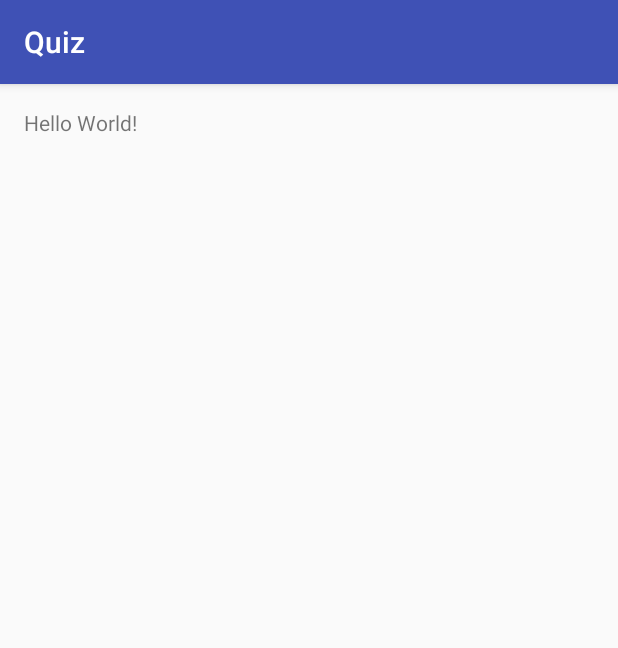
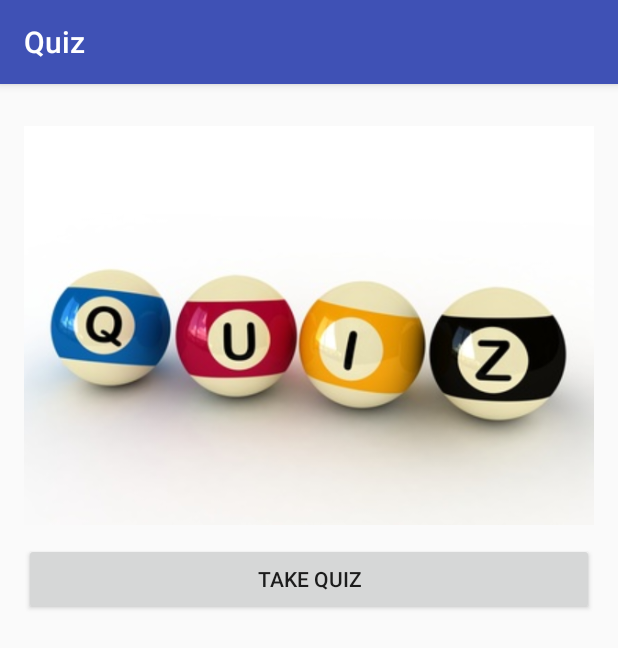
Before and after one commit to lizhefeng/Quiz, an Android app: the screen it shows after launch (MainActivity), on a phone screen of 412 x 824 dp. Shown: the top 648 px of the screen. Run offline under Robolectric (Android 15) with nearby library versions, the phone set to English and light mode, and no system bars.

Commit message:
Starting Screen Layout

```diff
--- a/app/src/main/java/com/example/zhefengli/quiz/MainActivity.java
+++ b/app/src/main/java/com/example/zhefengli/quiz/MainActivity.java
@@ -2,6 +2,11 @@ package com.example.zhefengli.quiz;
 
 import android.support.v7.app.AppCompatActivity;
 import android.os.Bundle;
+import android.content.Intent;
+import android.view.Menu;
+import android.view.MenuItem;
+import android.view.View;
+
 
 public class MainActivity extends AppCompatActivity {
 
--- a/app/src/main/res/layout/activity_main.xml
+++ b/app/src/main/res/layout/activity_main.xml
@@ -9,8 +9,22 @@
     android:paddingTop="@dimen/activity_vertical_margin"
     tools:context="com.example.zhefengli.quiz.MainActivity">
 
-    <TextView
-        android:layout_width="wrap_content"
-        android:layout_height="wrap_content"
-        android:text="Hello World!" />
+    <LinearLayout
+        android:orientation="vertical"
+        android:layout_width="match_parent"
+        android:layout_height="match_parent">
+
+        <ImageView
+            android:layout_width="wrap_content"
+            android:layout_height="wrap_content"
+            android:id="@+id/imageView"
+            android:src="@drawable/OptimizedQuiz" />
+
+        <Button
+            android:layout_width="match_parent"
+            android:layout_height="wrap_content"
+            android:text="Take Quiz"
+            android:id="@+id/button" />
+    </LinearLayout>
+
 </RelativeLayout>
```
Also changed, not shown: app/src/main/res/drawable/OptimizedQuiz.jpg (added).
